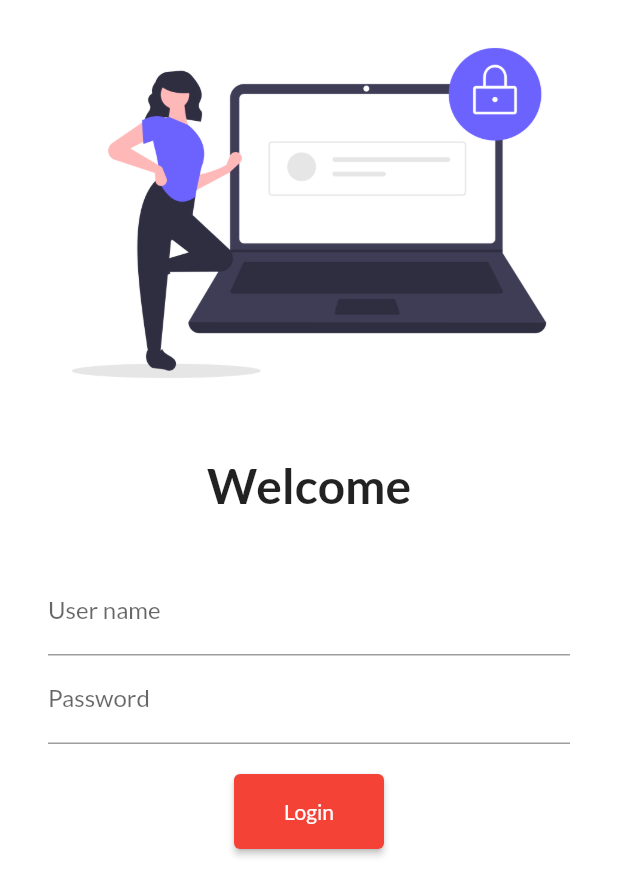
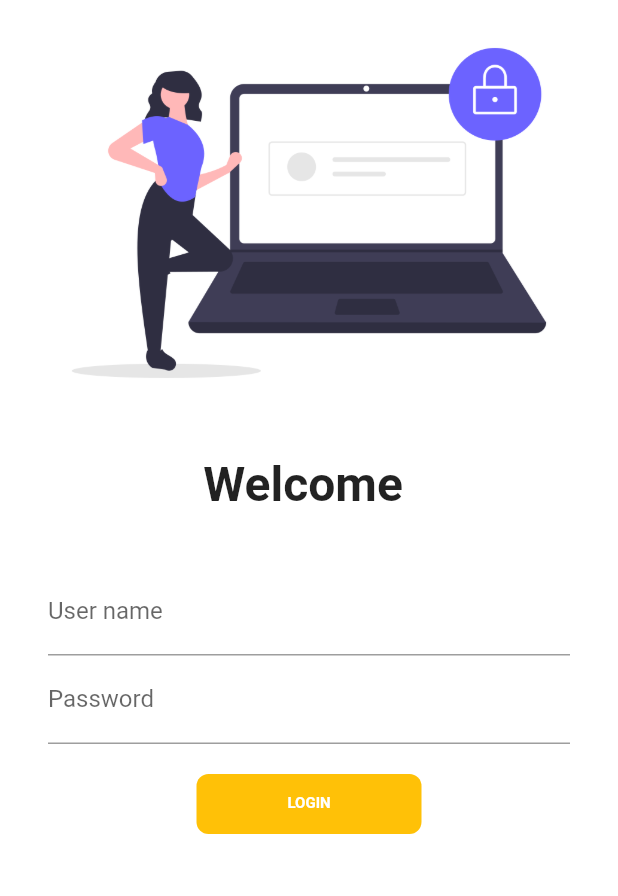
Before and after one commit to habibumar27/flutter_application_1, a Flutter app: the screen it shows after launch, on a phone screen of 412 x 824 dp. Shown: the top 896 px of the screen. Run offline on Flutter 3.47's test engine with Material 2 defaults, Android fonts, the phone set to English and light mode, and no system bars; missing offline and left inert: dart:ffi.

Commit message:
Commit done

```diff
--- a/lib/main.dart
+++ b/lib/main.dart
@@ -2,7 +2,6 @@ import 'package:flutter/material.dart';
 import 'package:flutter_application_1/pages/home_page.dart';
 import 'package:flutter_application_1/pages/loginpage.dart';
 import 'package:flutter_application_1/utils/routes.dart';
-import 'package:google_fonts/google_fonts.dart';
 
 void main() {
   runApp(MyApp());
@@ -18,7 +17,6 @@ class MyApp extends StatelessWidget {
       themeMode: ThemeMode.light,
       theme: ThemeData(
         primarySwatch: Colors.red,
-        fontFamily: GoogleFonts.lato().fontFamily,
       ),
       debugShowCheckedModeBanner: false,
 
--- a/lib/pages/loginpage.dart
+++ b/lib/pages/loginpage.dart
@@ -1,11 +1,19 @@
+import 'dart:ffi';
 import 'dart:ui';
 
 import 'package:flutter/material.dart';
 import 'package:flutter_application_1/utils/routes.dart';
 
-class LoginPage extends StatelessWidget {
+class LoginPage extends StatefulWidget {
   const LoginPage({Key? key}) : super(key: key);
 
+  @override
+  State<LoginPage> createState() => _LoginPageState();
+}
+
+class _LoginPageState extends State<LoginPage> {
+  String name = "";
+  bool changebutton = false;
   @override
   Widget build(BuildContext context) {
     return Material(
@@ -20,7 +28,7 @@ class LoginPage extends StatelessWidget {
               SizedBox(
                 height: 20.0,
               ),
-              Text("Welcome",
+              Text("Welcome $name",
                   style: TextStyle(
                     fontSize: 32,
                     fontWeight: FontWeight.bold,
@@ -36,6 +44,10 @@ class LoginPage extends StatelessWidget {
                     TextFormField(
                       decoration: InputDecoration(
                           hintText: "Enter user name", labelText: "User name "),
+                      onChanged: (value) {
+                        name = value;
+                        setState(() {});
+                      },
                     ),
                     TextFormField(
                       obscureText: true,
@@ -45,12 +57,49 @@ class LoginPage extends StatelessWidget {
                     SizedBox(
                       height: 20.0,
                     ),
-                    ElevatedButton(
-                        style: TextButton.styleFrom(minimumSize: Size(100, 50)),
-                        onPressed: () {
-                          Navigator.pushNamed(context, myroutes.homeroute);
-                        },
-                        child: Text("Login"))
+
+                    InkWell(
+                      onTap: () async {
+                        setState(() {
+                          changebutton = true;
+                        });
+                        await Future.delayed(Duration(seconds: 1));
+
+                        Navigator.pushNamed(context, myroutes.homeroute);
+                      },
+                      child: AnimatedContainer(
+                        duration: Duration(seconds: 1),
+                        width: changebutton ? 50 : 150,
+                        height: 40,
+                        alignment: Alignment.center,
+                        child: changebutton
+                            ? Icon(
+                                Icons.done,
+                                color: Colors.white,
+                              )
+                            : Text(
+                                "LOGIN",
+                                style: TextStyle(
+                                    color: Colors.white,
+                                    fontWeight: FontWeight.bold,
+                                    fontSize: 10),
+                              ),
+                        decoration: BoxDecoration(
+                            color: Colors.amber,
+                            //shape: changebutton
+                            //  ? BoxShape.circle
+                            //: BoxShape.rectangle,
+                            borderRadius:
+                                BorderRadius.circular(changebutton ? 50 : 8)),
+                      ),
+                    )
+
+                    //   ElevatedButton(
+                    //     style: TextButton.styleFrom(minimumSize: Size(100, 50)),
+                    //   onPressed: () {
+                    // Navigator.pushNamed(context, myroutes.homeroute);
+                    // },
+                    // child: Text("Login"))
                   ],
                 ),
               )
--- a/pubspec.yaml
+++ b/pubspec.yaml
@@ -33,7 +33,6 @@ dependencies:
   # The following adds the Cupertino Icons font to your application.
   # Use with the CupertinoIcons class for iOS style icons.
   cupertino_icons: ^1.0.2
-  google_fonts: ^2.3.1
 
 dev_dependencies:
   flutter_test:
```
Also changed, not shown: pubspec.lock.
